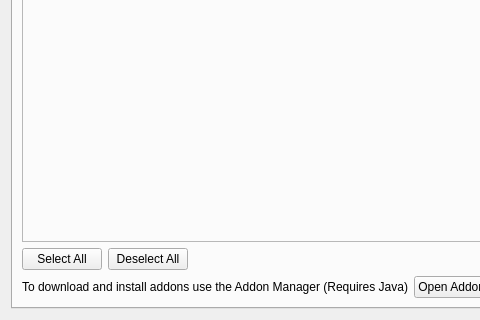
Before: the Qt Designer form gm-companion/dialogs/optionsdialog.ui in PhilInTheGaps/GM-Companion, drawn with Qt 5; both pictures show x 0 to 480 and y 455 to 775 of the 1238 by 775 pixel window.
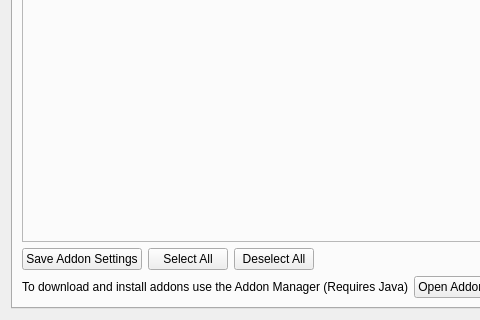
After: the same form once the commit is applied. The open tabs and pages were chosen to show the change. Icons and pictures are not drawn.

Commit message: Fixed addon settings not being saved

The edit to the form file:
```diff
--- a/gm-companion/dialogs/optionsdialog.ui
+++ b/gm-companion/dialogs/optionsdialog.ui
@@ -436,6 +436,13 @@
        </item>
        <item>
         <layout class="QHBoxLayout" name="horizontalLayout">
+         <item>
+          <widget class="QPushButton" name="pushButton_saveAddons">
+           <property name="text">
+            <string>Save Addon Settings</string>
+           </property>
+          </widget>
+         </item>
          <item>
           <widget class="QPushButton" name="selectAll">
            <property name="text">
```
Left out of the diff: 2 changed lines with no effect on the pictures. The commit also changes 2 other files.
